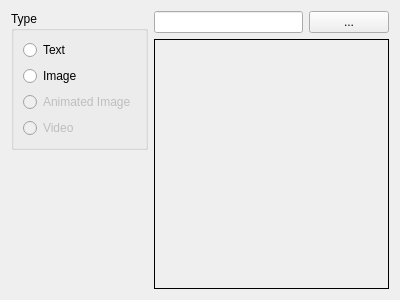
The window that GGEditor_src/ui/components/ggeditcontentelementwidget.ui (kingnak/GameGenerator) describes before a commit, drawn with Qt 5.
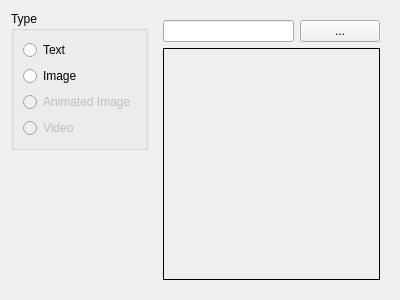
The same window after the commit.

What changed in the file:
```diff
--- a/GGEditor_src/ui/components/ggeditcontentelementwidget.ui
+++ b/GGEditor_src/ui/components/ggeditcontentelementwidget.ui
@@ -99,19 +99,7 @@
       </layout>
      </widget>
      <widget class="QWidget" name="pageImage">
-      <layout class="QVBoxLayout" name="verticalLayout_5" stretch="0,1">
-       <property name="leftMargin">
-        <number>0</number>
-       </property>
-       <property name="topMargin">
-        <number>0</number>
-       </property>
-       <property name="rightMargin">
-        <number>0</number>
-       </property>
-       <property name="bottomMargin">
-        <number>0</number>
-       </property>
+      <layout class="QVBoxLayout" name="verticalLayout_3">
        <item>
         <layout class="QHBoxLayout" name="horizontalLayout_2" stretch="1,0">
          <item>
@@ -127,13 +115,38 @@
         </layout>
        </item>
        <item>
-        <widget class="QLabel" name="lblPreviewImage">
+        <widget class="QScrollArea" name="scrollArea">
          <property name="frameShape">
           <enum>QFrame::Box</enum>
          </property>
-         <property name="text">
-          <string notr="true"/>
+         <property name="frameShadow">
+          <enum>QFrame::Plain</enum>
          </property>
+         <property name="widgetResizable">
+          <bool>true</bool>
+         </property>
+         <widget class="QWidget" name="scrollAreaWidgetContents">
+          <property name="geometry">
+           <rect>
+            <x>0</x>
+            <y>0</y>
+            <width>236</width>
+            <height>253</height>
+           </rect>
+          </property>
+          <layout class="QHBoxLayout" name="horizontalLayout_3">
+           <item>
+            <widget class="QLabel" name="lblPreviewImage">
+             <property name="frameShape">
+              <enum>QFrame::NoFrame</enum>
+             </property>
+             <property name="text">
+              <string notr="true"/>
+             </property>
+            </widget>
+           </item>
+          </layout>
+         </widget>
         </widget>
        </item>
       </layout>
```
Left out of the diff: 11 changed lines with no effect on the pictures.
